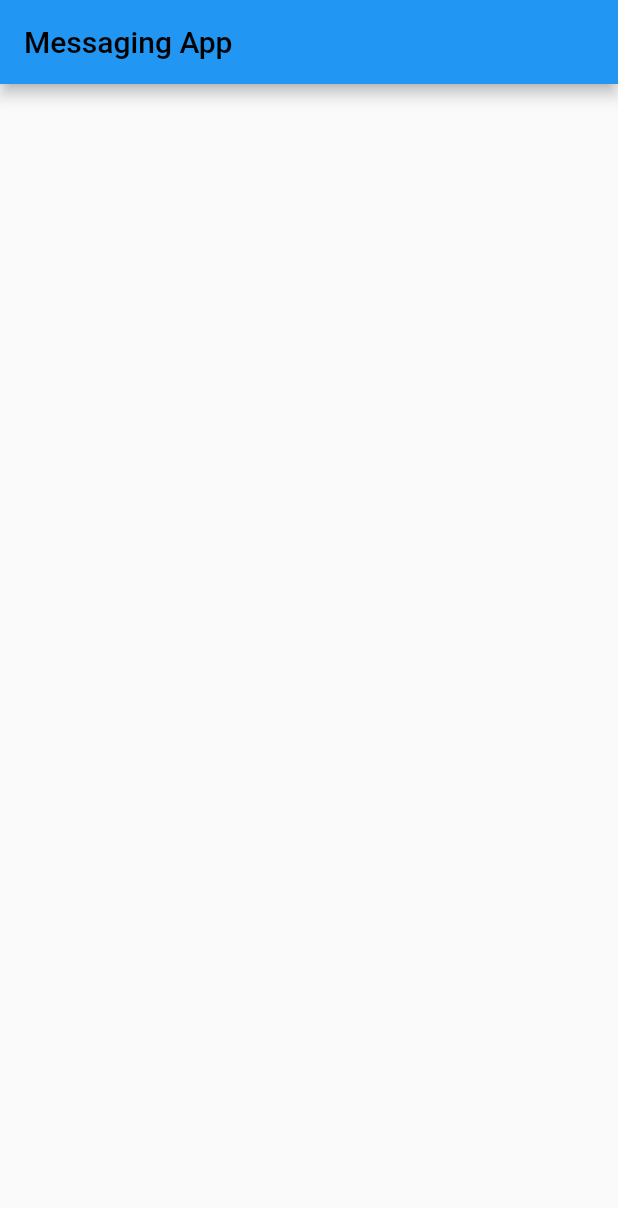
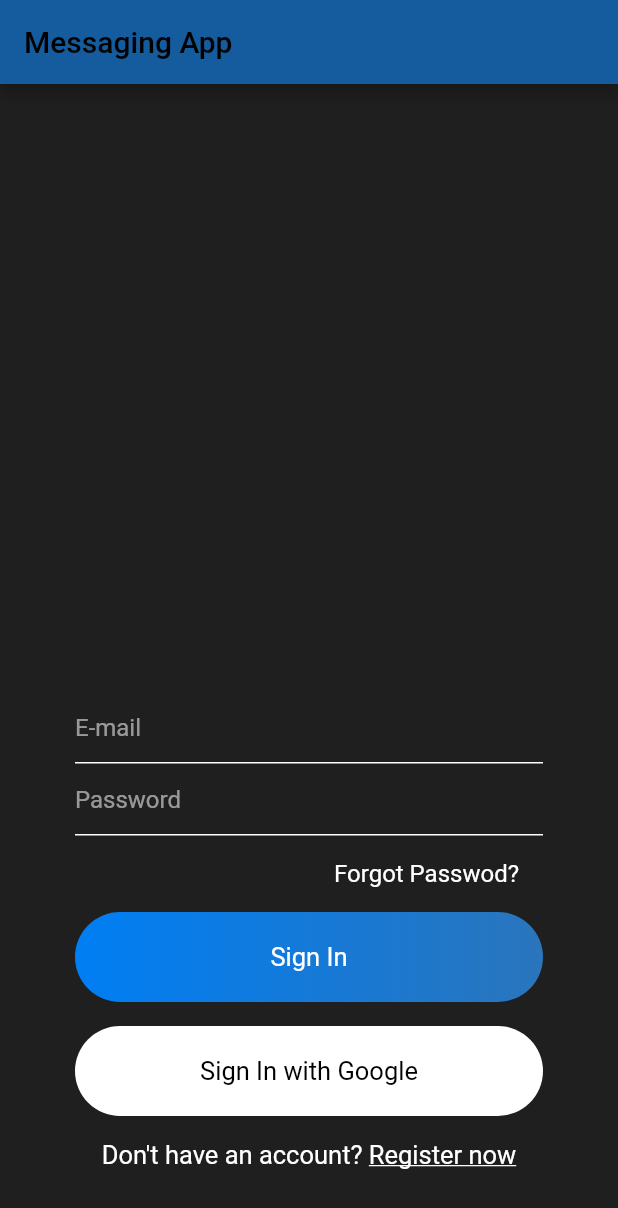
Before and after one commit to rexsolis7458/messaging_app, a Flutter app: the screen it shows after launch, on a phone screen of 412 x 824 dp. Shown: the top 1208 px of the screen. Run offline on Flutter 3.47's test engine with Material 2 defaults, Android fonts, the phone set to English and light mode, and no system bars.

Commit message:
Modified and added features in signin.dart

```diff
--- a/lib/main.dart
+++ b/lib/main.dart
@@ -10,10 +10,10 @@ class MyApp extends StatelessWidget {
   Widget build(BuildContext context) {
     return MaterialApp(
       title: 'Flutter Demo',
+      theme: ThemeData(
+          primaryColor: Color(0xff145C9E),
+          scaffoldBackgroundColor: Color(0xff1F1F1F)),
       debugShowCheckedModeBanner: false,
-      theme: ThemeData(
-        primarySwatch: Colors.blue,
-      ),
       home: SignIn(),
     );
   }
--- a/lib/views/signin.dart
+++ b/lib/views/signin.dart
@@ -11,6 +11,92 @@ class SignIn extends StatefulWidget {
 class _SignInState extends State<SignIn> {
   @override
   Widget build(BuildContext context) {
-    return Scaffold(appBar: appBarMain(context));
+    return Scaffold(
+      appBar: appBarMain(context),
+      body: SingleChildScrollView(
+        child: Container(
+          height: MediaQuery.of(context).size.height - 50.0,
+          alignment: Alignment.bottomCenter,
+          child: Container(
+            padding: EdgeInsets.symmetric(horizontal: 50.0),
+            child: Column(
+              mainAxisSize: MainAxisSize.min,
+              children: [
+                TextField(
+                  style: simpleTextStyle(),
+                  decoration: textFieldInputDecoration("E-mail"),
+                ),
+                TextField(
+                  style: simpleTextStyle(),
+                  decoration: textFieldInputDecoration("Password"),
+                ),
+                SizedBox(
+                  height: 8.0,
+                ),
+                Container(
+                  alignment: Alignment.centerRight,
+                  child: Container(
+                    padding:
+                        EdgeInsets.symmetric(horizontal: 16.0, vertical: 8.0),
+                    child: Text("Forgot Passwod?", style: simpleTextStyle()),
+                  ),
+                ),
+                SizedBox(height: 8.0),
+                Container(
+                  alignment: Alignment.center,
+                  width: MediaQuery.of(context).size.width,
+                  padding: EdgeInsets.symmetric(vertical: 20.0),
+                  decoration: BoxDecoration(
+                    gradient: LinearGradient(
+                      colors: [
+                        const Color(0xff007EF4),
+                        const Color(0xff2A75BC),
+                      ],
+                    ),
+                    borderRadius: BorderRadius.circular(30.0),
+                  ),
+                  child: Text(
+                    "Sign In",
+                    style: TextStyle(color: Colors.white, fontSize: 17.0),
+                  ),
+                ),
+                SizedBox(height: 16.0),
+                Container(
+                  alignment: Alignment.center,
+                  width: MediaQuery.of(context).size.width,
+                  padding: EdgeInsets.symmetric(vertical: 20.0),
+                  decoration: BoxDecoration(
+                    color: Colors.white,
+                    borderRadius: BorderRadius.circular(30.0),
+                  ),
+                  child: Text(
+                    "Sign In with Google",
+                    style: TextStyle(color: Colors.black, fontSize: 17.0),
+                  ),
+                ),
+                SizedBox(height: 16.0),
+                Row(
+                  mainAxisAlignment: MainAxisAlignment.center,
+                  children: [
+                    Text(
+                      "Don't have an account? ",
+                      style: designtextStyle(),
+                    ),
+                    Text(
+                      "Register now",
+                      style: TextStyle(
+                          color: Colors.white,
+                          fontSize: 17.0,
+                          decoration: TextDecoration.underline),
+                    ),
+                  ],
+                ),
+                SizedBox(height: 50.0),
+              ],
+            ),
+          ),
+        ),
+      ),
+    );
   }
 }
--- a/lib/widget/widget.dart
+++ b/lib/widget/widget.dart
@@ -8,3 +8,23 @@ Widget appBarMain(BuildContext context) {
     ),
   );
 }
+
+InputDecoration textFieldInputDecoration(String hintText) {
+  return InputDecoration(
+    hintText: hintText,
+    hintStyle: TextStyle(color: Colors.white54),
+    focusedBorder: UnderlineInputBorder(
+      borderSide: BorderSide(color: Colors.white),
+    ),
+    enabledBorder:
+        UnderlineInputBorder(borderSide: BorderSide(color: Colors.white)),
+  );
+}
+
+TextStyle simpleTextStyle() {
+  return TextStyle(color: Colors.white, fontSize: 16.0);
+}
+
+TextStyle designtextStyle() {
+  return TextStyle(color: Colors.white, fontSize: 17.0);
+}
```
